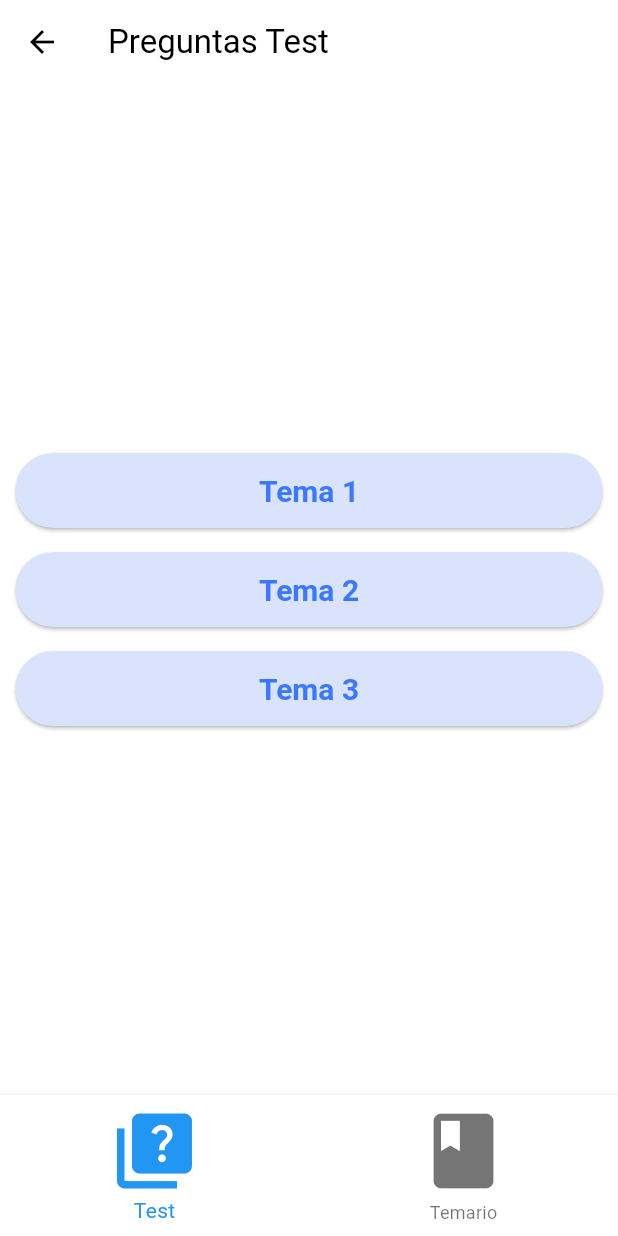
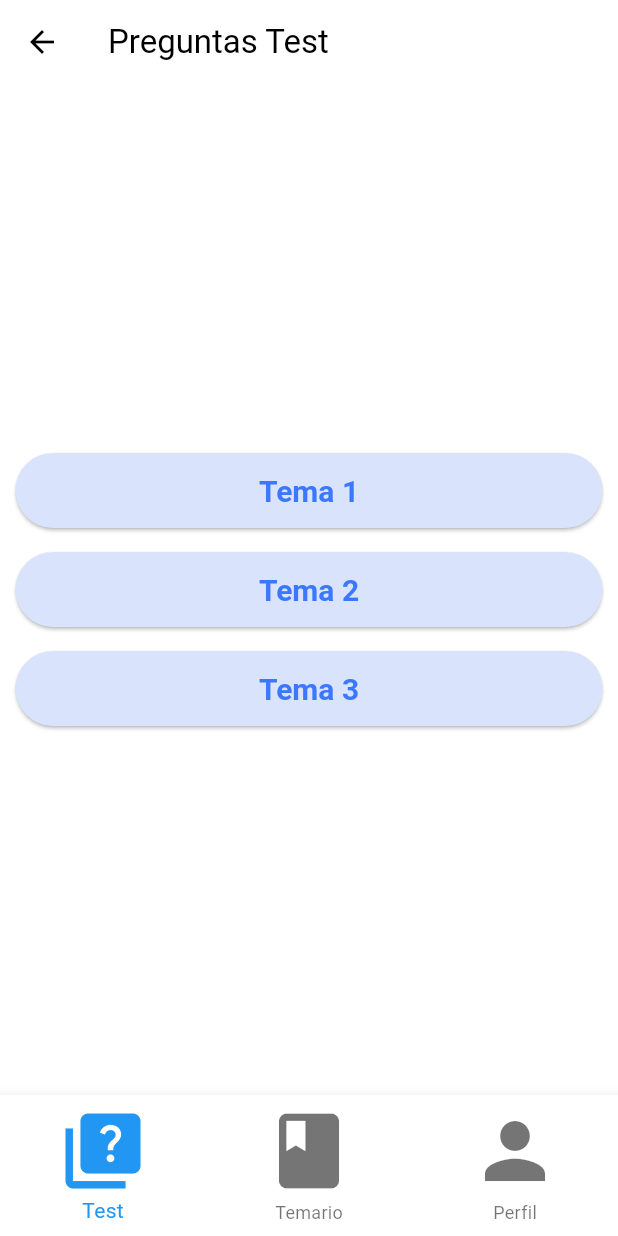
Before and after one commit to AChacon97/oposiciones, a Flutter app: the HomeScreen screen opened directly, on a phone screen of 412 x 824 dp. Run offline on Flutter 3.47's test engine with Material 3 defaults, Android fonts, the phone set to English and light mode, and no system bars; our stand-ins replace firebase_core, image_picker, permission_handler; accounts and stored records are empty; Roboto replaces fonts that are missing (Times New Roman).

Commit message:
Tab Perfil

```diff
--- a/appoposiciones/lib/home.dart
+++ b/appoposiciones/lib/home.dart
@@ -113,6 +113,10 @@ class _HomeScreenState extends State<HomeScreen> {
             icon: Icon(Icons.book),
             label: 'Temario', // Icono y etiqueta para el temario
           ),
+          BottomNavigationBarItem(
+            icon: Icon(Icons.person),
+            label: 'Perfil', // Nuevo tab de perfil
+          ),
         ],
         currentIndex: _currentIndex,
         selectedItemColor: Colors.blue,
@@ -127,6 +131,16 @@ class _HomeScreenState extends State<HomeScreen> {
   }
 }
 
+// Método para construir la pantalla de perfil
+Widget _buildPerfilScreen() {
+  return Center(
+    child: Text(
+      'Aquí va tu información de perfil.',
+      style: TextStyle(fontSize: 20),
+    ),
+  );
+}
+
 void main() {
   runApp(MaterialApp(
     home: HomeScreen(),
```
Also changed, not shown: 3 other files.
